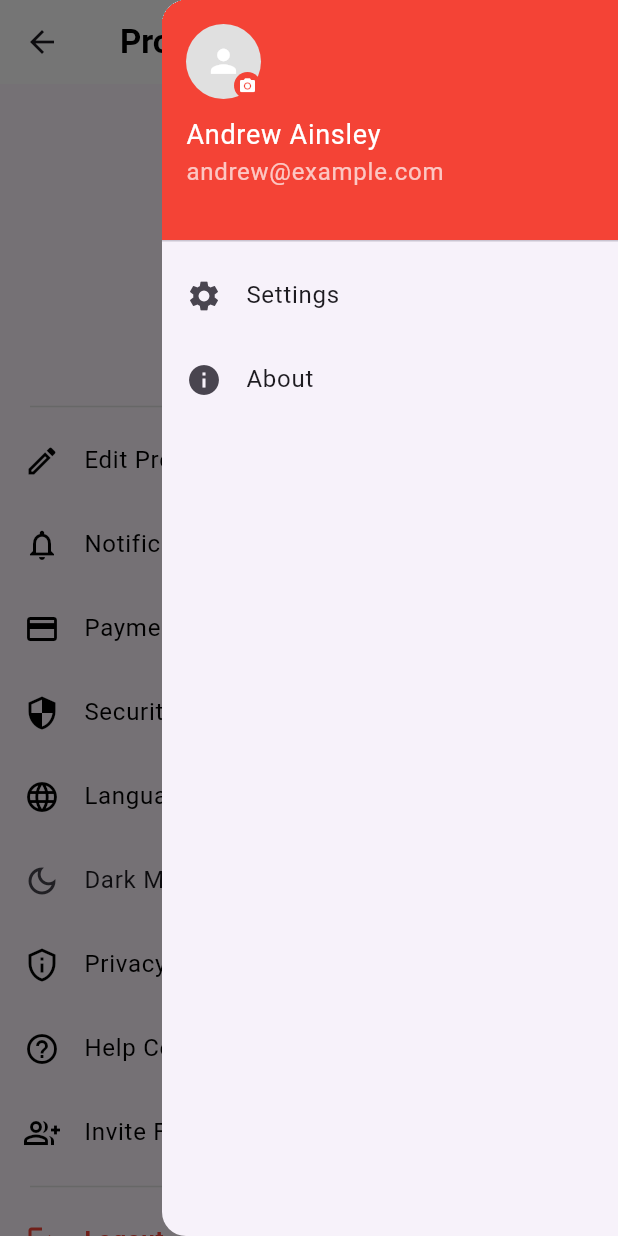
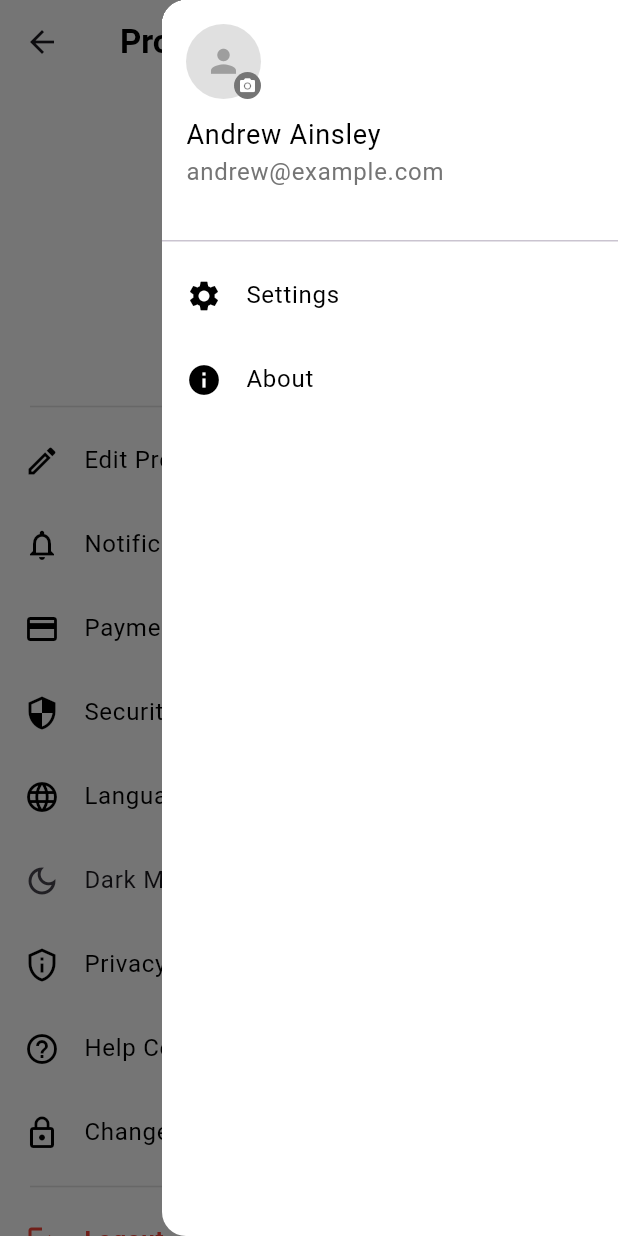
Before and after one commit to dewisukmajti/siap_pintar, a Flutter app: the ProfilePages screen opened directly, with the side drawer open, on a phone screen of 412 x 824 dp. Run offline on Flutter 3.47's test engine with Material 3 defaults, Android fonts, the phone set to English and light mode, and no system bars; our stand-ins replace image_picker.

Commit message:
update profil page

```diff
--- a/lib/pages/profile_pages.dart
+++ b/lib/pages/profile_pages.dart
@@ -1,9 +1,11 @@
 import 'package:flutter/material.dart';
 import 'package:image_picker/image_picker.dart';
+import '/screens/halaman_login.dart';
 import 'dart:io';
 import 'edit_profile_pages.dart';
 import 'help_center.dart';
 import 'notification_page.dart';
+import 'riset_password.dart';
 
 class ProfilePages extends StatefulWidget {
   final String username;
@@ -92,6 +94,13 @@ class _ProfilePagesState extends State<ProfilePages> {
                         ScaffoldMessenger.of(context).showSnackBar(
                           const SnackBar(content: Text("Logged out")),
                         );
+
+                        // Navigate to login page after logout
+                        Navigator.pushAndRemoveUntil(
+                          context,
+                          MaterialPageRoute(builder: (context) => HalamanLogin()),
+                          (Route<dynamic> route) => false,
+                        );
                       },
                       child: const Text("Yes, Logout"),
                     ),
@@ -110,6 +119,7 @@ class _ProfilePagesState extends State<ProfilePages> {
   Widget build(BuildContext context) {
     return Scaffold(
       key: _scaffoldKey,
+      backgroundColor: Colors.white,
       appBar: AppBar(
         backgroundColor: Colors.white,
         elevation: 0,
@@ -135,11 +145,12 @@ class _ProfilePagesState extends State<ProfilePages> {
         ],
       ),
       endDrawer: Drawer(
+        backgroundColor: Colors.white,
         child: ListView(
           padding: EdgeInsets.zero,
           children: [
             DrawerHeader(
-              decoration: const BoxDecoration(color: Colors.red),
+              decoration: const BoxDecoration(color: Colors.white),
               child: Column(
                 crossAxisAlignment: CrossAxisAlignment.start,
                 children: [
@@ -155,16 +166,16 @@ class _ProfilePagesState extends State<ProfilePages> {
                               : null,
                           child: _profileImage == null
                               ? const Icon(Icons.person,
-                                  size: 25, color: Colors.white)
+                                  size: 25, color: Colors.grey)
                               : null,
                         ),
                         Positioned(
                           bottom: 0,
                           right: 0,
                           child: Container(
-                            decoration: const BoxDecoration(
+                            decoration: BoxDecoration(
                               shape: BoxShape.circle,
-                              color: Colors.red,
+                              color: Colors.grey[600], // Diubah dari merah menjadi abu-abu
                             ),
                             padding: const EdgeInsets.all(3),
                             child: const Icon(Icons.camera_alt,
@@ -177,26 +188,28 @@ class _ProfilePagesState extends State<ProfilePages> {
                   const SizedBox(height: 10),
                   Text(widget.username,
                       style:
-                          const TextStyle(color: Colors.white, fontSize: 18)),
+                          const TextStyle(color: Colors.black, fontSize: 18)), // Diubah dari putih menjadi hitam
                   Text(widget.email,
-                      style: const TextStyle(color: Colors.white70)),
+                      style: TextStyle(color: Colors.grey[600])), // Diubah dari putih70 menjadi abu-abu
                 ],
               ),
             ),
             ListTile(
-              leading: const Icon(Icons.settings),
-              title: const Text('Settings'),
+              leading: const Icon(Icons.settings, color: Colors.black),
+              title: const Text('Settings', style: TextStyle(color: Colors.black)),
               onTap: () {},
             ),
             ListTile(
-              leading: const Icon(Icons.info),
-              title: const Text('About'),
+              leading: const Icon(Icons.info, color: Colors.black),
+              title: const Text('About', style: TextStyle(color: Colors.black)),
               onTap: () {},
             ),
           ],
         ),
       ),
-      body: Column(
+      body: Container(
+        color: Colors.white,
+        child: Column(
           children: [
             const SizedBox(height: 20),
             GestureDetector(
@@ -240,6 +253,8 @@ class _ProfilePagesState extends State<ProfilePages> {
             Divider(
                 thickness: 1, color: Colors.grey[300], indent: 20, endIndent: 20),
             Expanded(
+              child: Container(
+                color: Colors.white,
                 child: ListView(
                   children: [
                     _buildMenuItem(Icons.edit_outlined, 'Edit Profile', onTap: () {
@@ -268,7 +283,14 @@ class _ProfilePagesState extends State<ProfilePages> {
                             builder: (context) => const HelpCenterPage()),
                       );
                     }),
-                _buildMenuItem(Icons.group_add_outlined, 'Invite Friends'),
+                    // Ganti Invite Friends dengan Change Password
+                    _buildMenuItem(Icons.lock_outline, 'Change Password', onTap: () {
+                      // Navigasi ke halaman reset password
+                      Navigator.push(
+                        context,
+                        MaterialPageRoute(builder: (context) => ResetPasswordPage()),
+                      );
+                    }),
                     Divider(
                         thickness: 1,
                         color: Colors.grey[300],
@@ -279,7 +301,9 @@ class _ProfilePagesState extends State<ProfilePages> {
                   ],
                 ),
               ),
+            ),
           ],
+        ),
       ),
     );
   }
```
Lines whose indentation alone changed are shown as unchanged.
